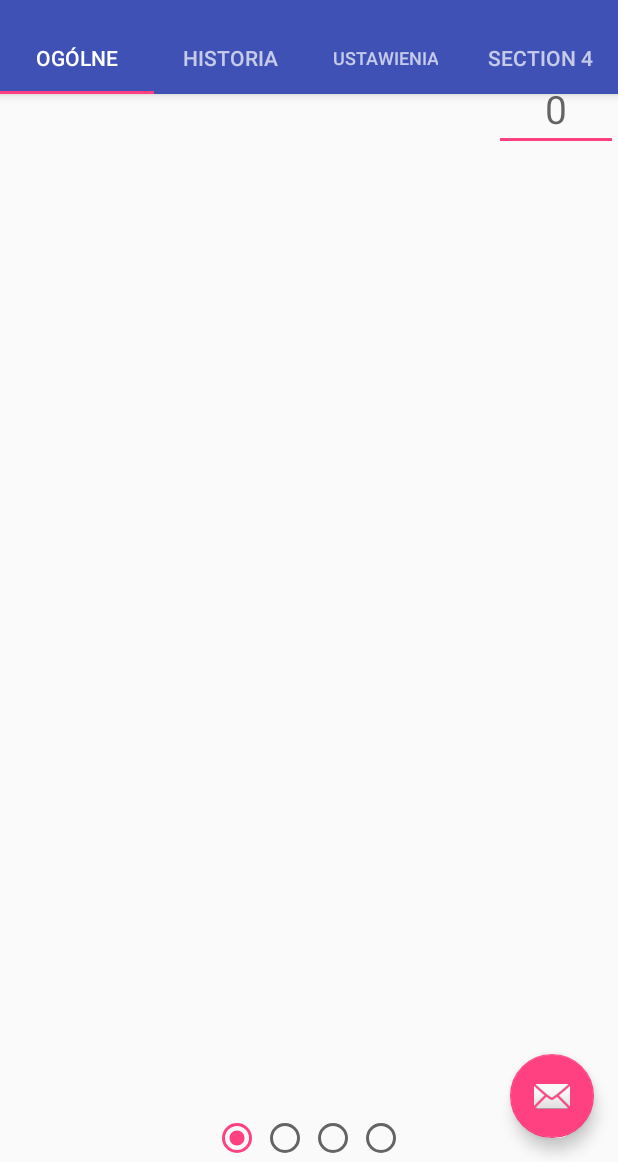
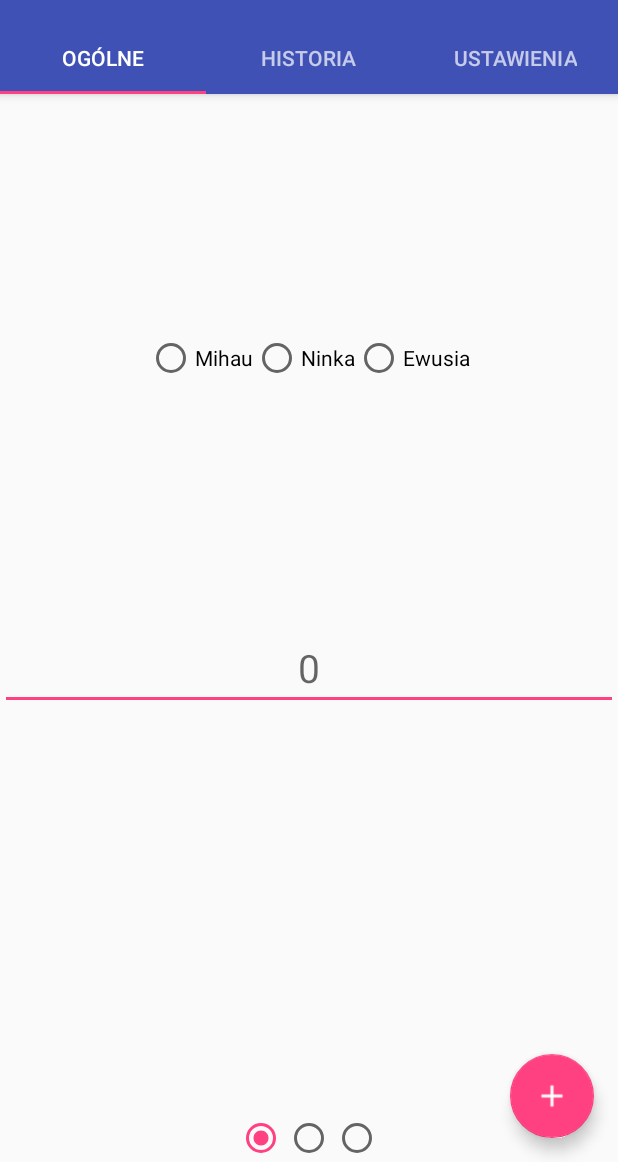
Before and after one commit to mihau87/Nindojo, an Android app: the screen it shows after launch (MainActivity), on a phone screen of 412 x 824 dp, the part 74-1236 px from its top. Run offline under Robolectric (Android 15) with nearby library versions, the phone set to English and light mode, and no system bars.

Commit message:
viewPager with tabs corrected

```diff
--- a/app/src/main/java/com/mihau/game/nindojo/MainActivity.java
+++ b/app/src/main/java/com/mihau/game/nindojo/MainActivity.java
@@ -1,6 +1,8 @@
 package com.mihau.game.nindojo;
 
 import android.os.Bundle;
+import android.support.design.widget.FloatingActionButton;
+import android.support.design.widget.Snackbar;
 import android.support.v4.app.Fragment;
 import android.support.v4.app.FragmentActivity;
 import android.support.v4.app.FragmentManager;
@@ -8,6 +10,7 @@ import android.support.v4.app.FragmentPagerAdapter;
 import android.support.v4.view.ViewPager;
 import android.support.v7.app.ActionBar;
 import android.support.v7.app.AppCompatActivity;
+import android.view.View;
 import android.widget.RadioGroup;
 import com.mihau.game.nindojo.fragments.FirstFragment;
 import com.mihau.game.nindojo.fragments.SecondFragment;
@@ -50,6 +53,15 @@ public class MainActivity extends AppCompatActivity
 
         radioGroup = (RadioGroup)findViewById(R.id.radiogroup);
         radioGroup.setOnCheckedChangeListener(this);
+
+        FloatingActionButton fab = (FloatingActionButton) findViewById(R.id.fab);
+        fab.setOnClickListener(new View.OnClickListener() {
+            @Override
+            public void onClick(View view) {
+                Snackbar.make(view, "Tu dodasz punkty", Snackbar.LENGTH_SHORT)
+                        .setAction("Action", null).show();
+            }
+        });
     }
 
     /*************************************************************
@@ -84,10 +96,6 @@ public class MainActivity extends AppCompatActivity
                 radioGroup.check(R.id.radioButton3);
 //                radioGroup.check(R.id.radioButton1);
                 break;
-            case 3:
-                radioGroup.check(R.id.radioButton3);
-//                radioGroup.check(R.id.radioButton1);
-                break;
             default:
                 radioGroup.check(R.id.radioButton1);
         }
@@ -119,9 +127,6 @@ public class MainActivity extends AppCompatActivity
             case R.id.radioButton3:
                 pager.setCurrentItem(2);
                 break;
-            case R.id.radioButton4:
-                pager.setCurrentItem(2);
-                break;
             default:
                 pager.setCurrentItem(0);
                 break;
@@ -150,8 +155,6 @@ public class MainActivity extends AppCompatActivity
                     return SecondFragment.newInstance("SecondFragment, Instance 1");
                 case 2:
                     return ThirdFragment.newInstance("ThirdFragment, Instance 1");
-                case 3:
-                    return FirstFragment.newInstance("FirstFragment, Instance 1");
                 default:
                     return FirstFragment.newInstance("FirstFragment, Default");
             }
@@ -160,7 +163,7 @@ public class MainActivity extends AppCompatActivity
         @Override
         public int getCount() {
             // Show total pages.
-            return 4;
+            return 3;
         }
 
         @Override
@@ -172,8 +175,6 @@ public class MainActivity extends AppCompatActivity
                     return "HISTORIA";
                 case 2:
                     return "USTAWIENIA";
-                case 3:
-                    return "SECTION 4";
             }
             return null;
         }
--- a/app/src/main/java/com/mihau/game/nindojo/fragments/FirstFragment.java
+++ b/app/src/main/java/com/mihau/game/nindojo/fragments/FirstFragment.java
@@ -41,16 +41,9 @@ public class FirstFragment extends Fragment {
 
         RadioGroup familyRadioGroup = (RadioGroup) v.findViewById(R.id.familyRadioGroup);
 
-        Spinner actionsSpinner = (Spinner) v.findViewById(R.id.actionSpinner);
+//        Spinner actionsSpinner = (Spinner) v.findViewById(R.id.actionSpinner);
 
-        FloatingActionButton fab = (FloatingActionButton) v.findViewById(R.id.fab);
-        fab.setOnClickListener(new View.OnClickListener() {
-            @Override
-            public void onClick(View view) {
-                Snackbar.make(view, "Tu dodasz punkty", Snackbar.LENGTH_SHORT)
-                        .setAction("Action", null).show();
-            }
-        });
+
         return v;
     }
 
--- a/app/src/main/res/layout/activity_main.xml
+++ b/app/src/main/res/layout/activity_main.xml
@@ -36,6 +36,7 @@
         xmlns:android="http://schemas.android.com/apk/res/android"
         xmlns:app="http://schemas.android.com/apk/res-auto"
         android:id="@+id/viewPager"
+        android:layout_marginTop="110dp"
         android:layout_width="fill_parent"
         android:layout_height="fill_parent"
         />
@@ -64,11 +65,14 @@
             android:layout_height="wrap_content"
             android:id="@+id/radioButton3" />
 
-        <RadioButton
-            android:layout_width="wrap_content"
-            android:layout_height="wrap_content"
-            android:id="@+id/radioButton4" />
-
     </RadioGroup>
-
+    <android.support.design.widget.FloatingActionButton
+        android:id="@+id/fab"
+        android:layout_width="wrap_content"
+        android:layout_height="wrap_content"
+        app:srcCompat="@drawable/ic_plus"
+        android:layout_gravity="bottom|right"
+        android:layout_marginBottom="16dp"
+        android:layout_marginRight="16dp"
+        />
 </android.support.design.widget.CoordinatorLayout>
--- a/app/src/main/res/layout/first_frag.xml
+++ b/app/src/main/res/layout/first_frag.xml
@@ -1,9 +1,9 @@
 <?xml version="1.0" encoding="utf-8"?>
-<LinearLayout xmlns:android="http://schemas.android.com/apk/res/android"
+<LinearLayout
+    xmlns:android="http://schemas.android.com/apk/res/android"
+    xmlns:app="http://schemas.android.com/apk/res-auto"
     android:layout_width="match_parent"
     android:layout_height="match_parent"
-    xmlns:app="http://schemas.android.com/apk/res-auto"
-    android:layout_marginTop="120dp"
     android:orientation="vertical">
     <LinearLayout
         android:layout_width="match_parent"
@@ -11,9 +11,6 @@
         android:layout_weight="1"
         android:orientation="vertical"
         android:gravity="center">
-        <Space
-            android:layout_width="match_parent"
-            android:layout_height="50dp" />
         <RadioGroup
             android:layout_width="wrap_content"
             android:layout_height="wrap_content"
@@ -41,13 +38,6 @@
     android:layout_height="0dp"
     android:layout_weight="1"
         android:orientation="horizontal">
-        <Spinner
-            android:layout_width="0dp"
-            android:layout_height="wrap_content"
-            android:layout_weight="8"
-            android:id="@+id/actionSpinner">
-
-        </Spinner>
         <EditText
             android:id="@+id/pointsEditText"
             android:layout_width="0dp"
@@ -56,27 +46,7 @@
             android:textSize="26dp"
             android:textAlignment="center"
             android:inputType="numberDecimal"
+            android:selectAllOnFocus="false"
             android:hint="0" />
     </LinearLayout>
-    <LinearLayout
-        android:layout_width="match_parent"
-        android:layout_height="0dp"
-        android:layout_weight="6"
-        android:orientation="vertical">
-            <ListView
-                android:layout_width="match_parent"
-                android:layout_height="match_parent">
-
-            </ListView>
-    </LinearLayout>
-
-    <android.support.design.widget.FloatingActionButton
-        android:id="@+id/fab"
-        android:layout_width="wrap_content"
-        android:layout_height="wrap_content"
-        app:srcCompat="@android:drawable/ic_dialog_email"
-        android:layout_gravity="bottom|right"
-        android:layout_marginBottom="16dp"
-        android:layout_marginRight="16dp"
-        />
 </LinearLayout>
```
Also changed, not shown: app/src/main/res/drawable-v21/ic_plus.png (added).
